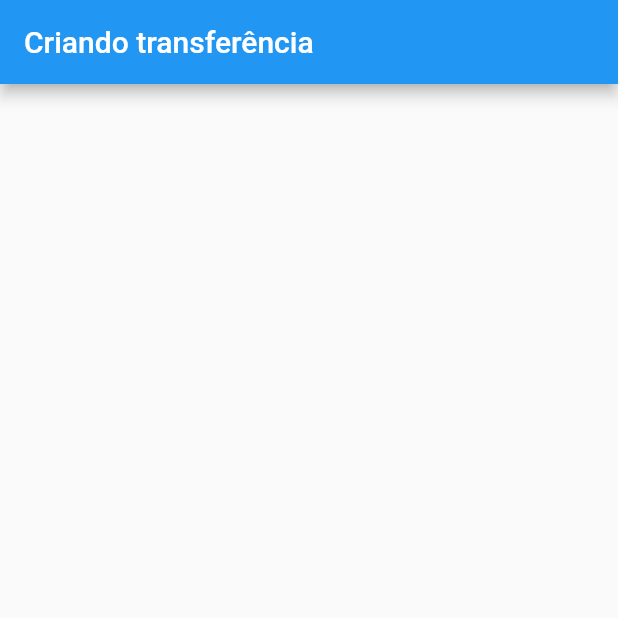
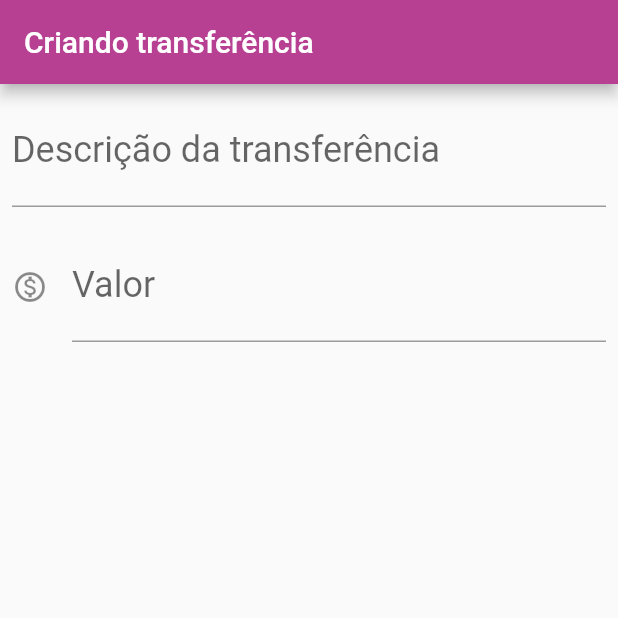
Before and after one commit to Wercton/ByteBank, a Flutter app: the screen it shows after launch, on a phone screen of 412 x 824 dp, the top half of it. Run offline on Flutter 3.47's test engine with Material 2 defaults, Android fonts, the phone set to English and light mode, and no system bars.

Commit message:
design: new transfer layout created

```diff
--- a/lib/main.dart
+++ b/lib/main.dart
@@ -21,7 +21,39 @@ class TransferForm extends StatelessWidget {
   @override
   Widget build(BuildContext context) {
     return Scaffold(
-      appBar: AppBar(title: const Text('Criando transferência')),
+      appBar: AppBar(
+        title: const Text('Criando transferência'),
+        backgroundColor: const Color(0xffb74093),
+      ),
+      body: Column(
+        children: const <Widget>[
+          Padding(
+            padding: EdgeInsets.all(8.0),
+            child: TextField(
+              style: TextStyle(
+                fontSize: 24,
+              ),
+              decoration: InputDecoration(
+                labelText: 'Descrição da transferência',
+                hintText: 'pagamento x pela razão y',
+              ),
+            ),
+          ),
+          Padding(
+            padding: EdgeInsets.all(8.0),
+            child: TextField(
+              style: TextStyle(
+                fontSize: 24,
+              ),
+              decoration: InputDecoration(
+                  icon: Icon(Icons.monetization_on_outlined),
+                  labelText: 'Valor',
+                  hintText: '00,00'),
+              keyboardType: TextInputType.number,
+            ),
+          ),
+        ],
+      ),
     );
   }
 }
@@ -49,10 +81,9 @@ class ListTransfer extends StatelessWidget {
 }
 
 class CardTransferInfo extends StatelessWidget {
-
   final Transfer _transfer;
 
-  CardTransferInfo(this._transfer);  // alt + ins
+  CardTransferInfo(this._transfer); // alt + ins
 
   @override
   Widget build(BuildContext context) {
@@ -65,7 +96,6 @@ class CardTransferInfo extends StatelessWidget {
       ),
     );
   }
-
 }
 
 class Transfer {
```
